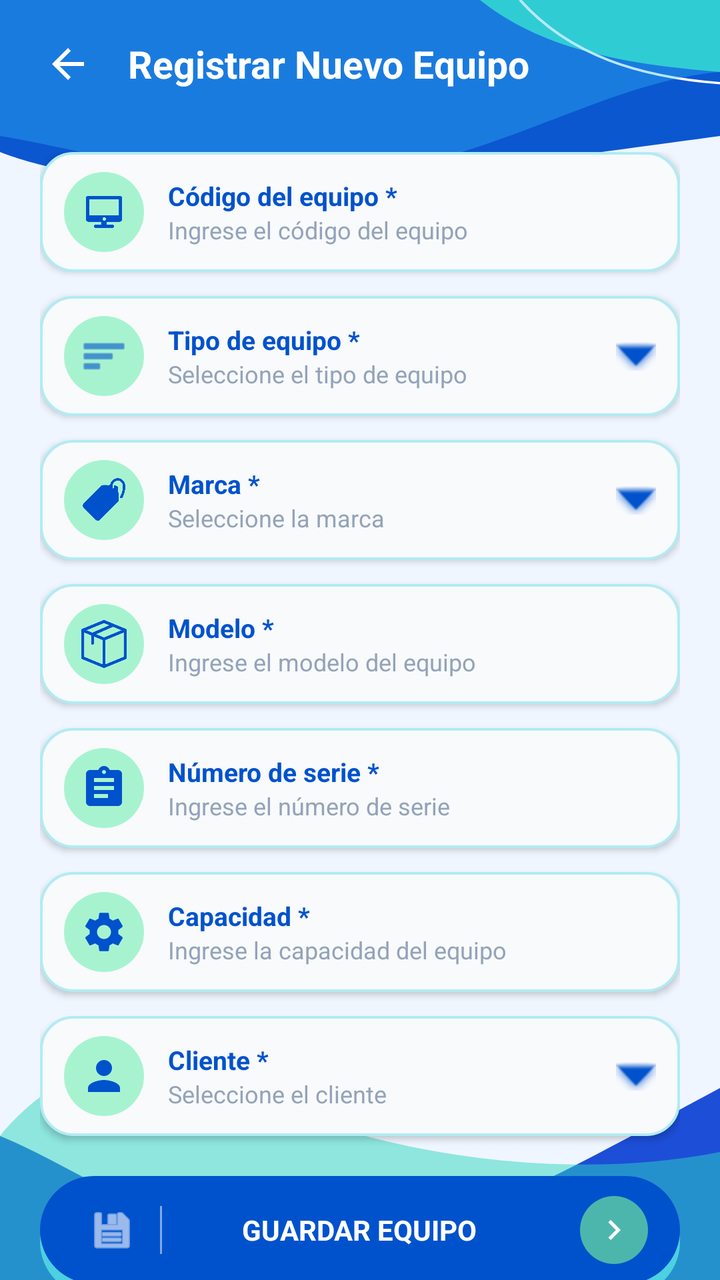
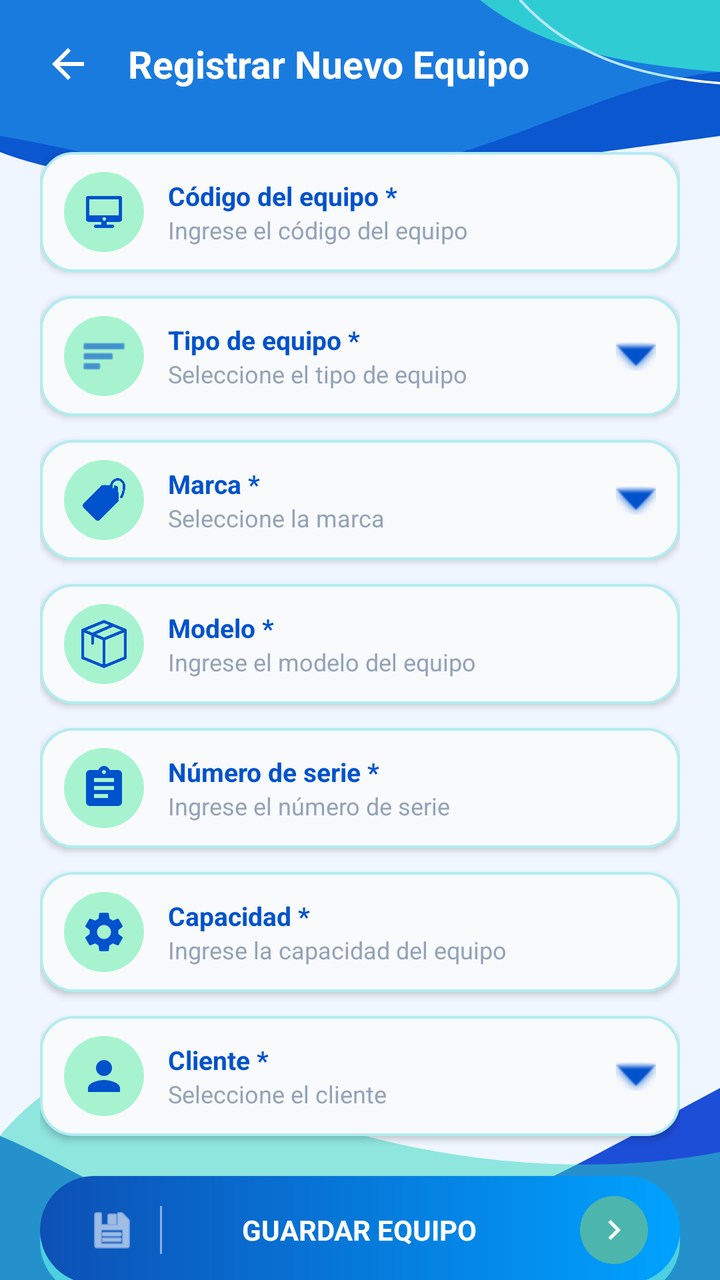

Screens rendered from an Android XML layout before and after an edit, with the pre-edit source and the edit as a unified diff.
<!-- AndroidManifest.xml: application theme Theme.ClimaTrack -->
<!-- res/layout/activity_formulario_equipo.xml -->
<?xml version="1.0" encoding="utf-8"?>
<androidx.constraintlayout.widget.ConstraintLayout xmlns:android="http://schemas.android.com/apk/res/android"
    xmlns:app="http://schemas.android.com/apk/res-auto"
    xmlns:tools="http://schemas.android.com/tools"
    android:layout_width="match_parent"
    android:layout_height="match_parent"
    android:background="@drawable/bg_detalle_orden">

    
    <RelativeLayout
        android:id="@+id/headerToolbar"
        android:layout_width="match_parent"
        android:layout_height="64dp"
        android:paddingHorizontal="16dp"
        app:layout_constraintTop_toTopOf="parent">

        <ImageButton
            android:id="@+id/btnVolver"
            android:layout_width="36dp"
            android:layout_height="36dp"
            android:layout_centerVertical="true"
            android:background="?attr/selectableItemBackgroundBorderless"
            android:contentDescription="Volver"
            android:src="@drawable/ic_arrow_back"
            app:tint="@android:color/white" />

        <TextView
            android:layout_width="wrap_content"
            android:layout_height="wrap_content"
            android:layout_centerVertical="true"
            android:layout_marginStart="12dp"
            android:layout_toEndOf="@id/btnVolver"
            android:text="Registrar Nuevo Equipo"
            android:textColor="@android:color/white"
            android:textSize="19sp"
            android:textStyle="bold" />

    </RelativeLayout>

    
    <androidx.core.widget.NestedScrollView
        android:layout_width="match_parent"
        android:layout_height="0dp"
        android:clipToPadding="false"
        android:paddingHorizontal="20dp"
        android:paddingTop="12dp"
        android:paddingBottom="24dp"
        app:layout_constraintBottom_toBottomOf="parent"
        app:layout_constraintTop_toBottomOf="@id/headerToolbar">

        <LinearLayout
            android:layout_width="match_parent"
            android:layout_height="wrap_content"
            android:orientation="vertical">

            
            <LinearLayout
                android:layout_width="match_parent"
                android:layout_height="60dp"
                android:layout_marginBottom="12dp"
                android:background="@drawable/bg_input_field"
                android:elevation="2dp"
                android:gravity="center_vertical"
                android:paddingHorizontal="12dp">

                <ImageView
                    android:layout_width="40dp"
                    android:layout_height="40dp"
                    android:background="@drawable/bg_icon_circle_mint"
                    android:padding="8dp"
                    android:src="@drawable/ic_compu"
                    app:tint="#0052CC" />

                <LinearLayout
                    android:layout_width="match_parent"
                    android:layout_height="wrap_content"
                    android:layout_marginStart="12dp"
                    android:orientation="vertical">

                    <TextView
                        android:layout_width="wrap_content"
                        android:layout_height="wrap_content"
                        android:text="Código del equipo *"
                        android:textColor="#0052CC"
                        android:textSize="13sp"
                        android:textStyle="bold" />

                    <EditText
                        android:id="@+id/etCodigoEquipo"
                        android:layout_width="match_parent"
                        android:layout_height="wrap_content"
                        android:background="@null"
                        android:hint="Ingrese el código del equipo"
                        android:inputType="text"
                        android:textColor="#1E293B"
                        android:textColorHint="#94A3B8"
                        android:textSize="12sp" />
                </LinearLayout>
            </LinearLayout>

            
            <LinearLayout
                android:id="@+id/containerTipoEquipo"
                android:layout_width="match_parent"
                android:layout_height="60dp"
                android:layout_marginBottom="12dp"
                android:background="@drawable/bg_input_field"
                android:elevation="2dp"
                android:gravity="center_vertical"
                android:paddingHorizontal="12dp">

                <ImageView
                    android:layout_width="40dp"
                    android:layout_height="40dp"
                    android:background="@drawable/bg_icon_circle_mint"
                    android:padding="8dp"
                    android:src="@android:drawable/ic_menu_sort_by_size"
                    app:tint="#0052CC" />

                <LinearLayout
                    android:layout_width="0dp"
                    android:layout_height="wrap_content"
                    android:layout_marginStart="12dp"
                    android:layout_weight="1"
                    android:orientation="vertical">

                    <TextView
                        android:layout_width="wrap_content"
                        android:layout_height="wrap_content"
                        android:text="Tipo de equipo *"
                        android:textColor="#0052CC"
                        android:textSize="13sp"
                        android:textStyle="bold" />

                    <AutoCompleteTextView
                        android:id="@+id/etTipoEquipo"
                        android:layout_width="match_parent"
                        android:layout_height="wrap_content"
                        android:background="@null"
                        android:hint="Seleccione el tipo de equipo"
                        android:textColor="#1E293B"
                        android:textColorHint="#94A3B8"
                        android:textSize="12sp" />
                </LinearLayout>

                <ImageView
                    android:layout_width="20dp"
                    android:layout_height="20dp"
                    android:src="@android:drawable/arrow_down_float"
                    app:tint="#0052CC" />
            </LinearLayout>

            
            <LinearLayout
                android:id="@+id/containerMarca"
                android:layout_width="match_parent"
                android:layout_height="60dp"
                android:layout_marginBottom="12dp"
                android:background="@drawable/bg_input_field"
                android:elevation="2dp"
                android:gravity="center_vertical"
                android:paddingHorizontal="12dp">

                <ImageView
                    android:layout_width="40dp"
                    android:layout_height="40dp"
                    android:background="@drawable/bg_icon_circle_mint"
                    android:padding="8dp"
                    android:src="@drawable/ic_etiqueta"
                    app:tint="#0052CC" />

                <LinearLayout
                    android:layout_width="0dp"
                    android:layout_height="wrap_content"
                    android:layout_marginStart="12dp"
                    android:layout_weight="1"
                    android:orientation="vertical">

                    <TextView
                        android:layout_width="wrap_content"
                        android:layout_height="wrap_content"
                        android:text="Marca *"
                        android:textColor="#0052CC"
                        android:textSize="13sp"
                        android:textStyle="bold" />

                    <AutoCompleteTextView
                        android:id="@+id/etMarca"
                        android:layout_width="match_parent"
                        android:layout_height="wrap_content"
                        android:background="@null"
                        android:hint="Seleccione la marca"
                        android:textColor="#1E293B"
                        android:textColorHint="#94A3B8"
                        android:textSize="12sp" />
                </LinearLayout>

                <ImageView
                    android:layout_width="20dp"
                    android:layout_height="20dp"
                    android:src="@android:drawable/arrow_down_float"
                    app:tint="#0052CC" />
            </LinearLayout>

            
            <LinearLayout
                android:layout_width="match_parent"
                android:layout_height="60dp"
                android:layout_marginBottom="12dp"
                android:background="@drawable/bg_input_field"
                android:elevation="2dp"
                android:gravity="center_vertical"
                android:paddingHorizontal="12dp">

                <ImageView
                    android:layout_width="40dp"
                    android:layout_height="40dp"
                    android:background="@drawable/bg_icon_circle_mint"
                    android:padding="8dp"
                    android:src="@drawable/ic_box"
                    app:tint="#0052CC" />

                <LinearLayout
                    android:layout_width="match_parent"
                    android:layout_height="wrap_content"
                    android:layout_marginStart="12dp"
                    android:orientation="vertical">

                    <TextView
                        android:layout_width="wrap_content"
                        android:layout_height="wrap_content"
                        android:text="Modelo *"
                        android:textColor="#0052CC"
                        android:textSize="13sp"
                        android:textStyle="bold" />

                    <EditText
                        android:id="@+id/etModelo"
                        android:layout_width="match_parent"
                        android:layout_height="wrap_content"
                        android:background="@null"
                        android:hint="Ingrese el modelo del equipo"
                        android:inputType="text"
                        android:textColor="#1E293B"
                        android:textColorHint="#94A3B8"
                        android:textSize="12sp" />
                </LinearLayout>
            </LinearLayout>

            
            <LinearLayout
                android:layout_width="match_parent"
                android:layout_height="60dp"
                android:layout_marginBottom="12dp"
                android:background="@drawable/bg_input_field"
                android:elevation="2dp"
                android:gravity="center_vertical"
                android:paddingHorizontal="12dp">

                <ImageView
                    android:layout_width="40dp"
                    android:layout_height="40dp"
                    android:background="@drawable/bg_icon_circle_mint"
                    android:padding="8dp"
                    android:src="@drawable/ic_ordenes"
                    app:tint="#0052CC" />

                <LinearLayout
                    android:layout_width="match_parent"
                    android:layout_height="wrap_content"
                    android:layout_marginStart="12dp"
                    android:orientation="vertical">

                    <TextView
                        android:layout_width="wrap_content"
                        android:layout_height="wrap_content"
                        android:text="Número de serie *"
                        android:textColor="#0052CC"
                        android:textSize="13sp"
                        android:textStyle="bold" />

                    <EditText
                        android:id="@+id/etNumeroSerie"
                        android:layout_width="match_parent"
                        android:layout_height="wrap_content"
                        android:background="@null"
                        android:hint="Ingrese el número de serie"
                        android:inputType="text"
                        android:textColor="#1E293B"
                        android:textColorHint="#94A3B8"
                        android:textSize="12sp" />
                </LinearLayout>
            </LinearLayout>

            
            <LinearLayout
                android:layout_width="match_parent"
                android:layout_height="60dp"
                android:layout_marginBottom="12dp"
                android:background="@drawable/bg_input_field"
                android:elevation="2dp"
                android:gravity="center_vertical"
                android:paddingHorizontal="12dp">

                <ImageView
                    android:layout_width="40dp"
                    android:layout_height="40dp"
                    android:background="@drawable/bg_icon_circle_mint"
                    android:padding="8dp"
                    android:src="@drawable/ic_gear"
                    app:tint="#0052CC" />

                <LinearLayout
                    android:layout_width="match_parent"
                    android:layout_height="wrap_content"
                    android:layout_marginStart="12dp"
                    android:orientation="vertical">

                    <TextView
                        android:layout_width="wrap_content"
                        android:layout_height="wrap_content"
                        android:text="Capacidad *"
                        android:textColor="#0052CC"
                        android:textSize="13sp"
                        android:textStyle="bold" />

                    <EditText
                        android:id="@+id/etCapacidad"
                        android:layout_width="match_parent"
                        android:layout_height="wrap_content"
                        android:background="@null"
                        android:hint="Ingrese la capacidad del equipo"
                        android:inputType="text"
                        android:textColor="#1E293B"
                        android:textColorHint="#94A3B8"
                        android:textSize="12sp" />
                </LinearLayout>
            </LinearLayout>

            
            <LinearLayout
                android:id="@+id/containerCliente"
                android:layout_width="match_parent"
                android:layout_height="60dp"
                android:layout_marginBottom="20dp"
                android:background="@drawable/bg_input_field"
                android:elevation="2dp"
                android:gravity="center_vertical"
                android:paddingHorizontal="12dp">

                <ImageView
                    android:layout_width="40dp"
                    android:layout_height="40dp"
                    android:background="@drawable/bg_icon_circle_mint"
                    android:padding="8dp"
                    android:src="@drawable/ic_person"
                    app:tint="#0052CC" />

                <LinearLayout
                    android:layout_width="0dp"
                    android:layout_height="wrap_content"
                    android:layout_marginStart="12dp"
                    android:layout_weight="1"
                    android:orientation="vertical">

                    <TextView
                        android:layout_width="wrap_content"
                        android:layout_height="wrap_content"
                        android:text="Cliente *"
                        android:textColor="#0052CC"
                        android:textSize="13sp"
                        android:textStyle="bold" />

                    <AutoCompleteTextView
                        android:id="@+id/etCliente"
                        android:layout_width="match_parent"
                        android:layout_height="wrap_content"
                        android:background="@null"
                        android:hint="Seleccione el cliente"
                        android:textColor="#1E293B"
                        android:textColorHint="#94A3B8"
                        android:textSize="12sp" />
                </LinearLayout>

                <ImageView
                    android:layout_width="20dp"
                    android:layout_height="20dp"
                    android:src="@android:drawable/arrow_down_float"
                    app:tint="#0052CC" />
            </LinearLayout>

            
            <FrameLayout
                android:layout_width="match_parent"
                android:layout_height="60dp"
                android:layout_marginBottom="16dp">

                <View
                    android:layout_width="match_parent"
                    android:layout_height="54dp"
                    android:layout_gravity="bottom"
                    android:background="@drawable/bg_button_bottom_mint" />

                <RelativeLayout
                    android:id="@+id/btnGuardarEquipo"
                    android:layout_width="match_parent"
                    android:layout_height="54dp"
                    android:layout_gravity="top"
                    android:background="@drawable/bg_button_top_blue"
                    android:clickable="true"
                    android:focusable="true"
                    android:paddingHorizontal="16dp">

                    <ImageView
                        android:id="@+id/ivIconoGuardar"
                        android:layout_width="24dp"
                        android:layout_height="24dp"
                        android:layout_centerVertical="true"
                        android:layout_marginStart="8dp"
                        android:src="@android:drawable/ic_menu_save"
                        app:tint="@android:color/white" />

                    <View
                        android:id="@+id/dividerIcono"
                        android:layout_width="1dp"
                        android:layout_height="24dp"
                        android:layout_centerVertical="true"
                        android:layout_marginStart="12dp"
                        android:layout_toEndOf="@id/ivIconoGuardar"
                        android:background="#80FFFFFF" />

                    <TextView
                        android:layout_width="wrap_content"
                        android:layout_height="wrap_content"
                        android:layout_centerInParent="true"
                        android:text="GUARDAR EQUIPO"
                        android:textColor="@android:color/white"
                        android:textSize="14sp"
                        android:textStyle="bold" />

                    <ImageView
                        android:layout_width="34dp"
                        android:layout_height="34dp"
                        android:layout_alignParentEnd="true"
                        android:layout_centerVertical="true"
                        android:background="@drawable/bg_circle_arrow"
                        android:padding="7dp"
                        android:src="@drawable/ic_chevron_right"
                        app:tint="@android:color/white" />

                </RelativeLayout>

            </FrameLayout>

        </LinearLayout>

    </androidx.core.widget.NestedScrollView>

</androidx.constraintlayout.widget.ConstraintLayout>
<!-- resources referenced by this layout -->
<resources>
  <!-- drawable bg_button_bottom_mint (drawable) -->
  <?xml version="1.0" encoding="utf-8"?>
  <shape xmlns:android="http://schemas.android.com/apk/res/android"
      android:shape="rectangle">
      <solid android:color="#4DD0E1" />
      <corners android:radius="30dp" />
  </shape>
  <!-- drawable bg_button_top_blue (drawable) -->
  <?xml version="1.0" encoding="utf-8"?>
  <ripple xmlns:android="http://schemas.android.com/apk/res/android"
      android:color="#1E40AF">
      <item>
          <shape android:shape="rectangle">
              <solid android:color="#0052CC" />
              <corners android:radius="30dp" />
          </shape>
      </item>
  </ripple>
  <!-- drawable bg_circle_arrow (drawable) -->
  <?xml version="1.0" encoding="utf-8"?>
  <shape xmlns:android="http://schemas.android.com/apk/res/android"
      android:shape="oval">
      <solid android:color="#4DB6AC" />
  </shape>
  <!-- drawable bg_icon_circle_mint (drawable) -->
  <?xml version="1.0" encoding="utf-8"?>
  <shape xmlns:android="http://schemas.android.com/apk/res/android"
      android:shape="oval">
      <solid android:color="#A7F3D0" />
  </shape>
  <!-- drawable bg_input_field (drawable) -->
  <?xml version="1.0" encoding="utf-8"?>
  <shape xmlns:android="http://schemas.android.com/apk/res/android"
      android:shape="rectangle">
      <solid android:color="#F8FAFC" />
      <corners android:radius="16dp" />
      <stroke
          android:width="1.2dp"
          android:color="#B2EBF2" />
  </shape>
  <!-- drawable ic_arrow_back (drawable) -->
  <vector xmlns:android="http://schemas.android.com/apk/res/android"
      android:width="24dp"
      android:height="24dp"
      android:viewportWidth="24"
      android:viewportHeight="24"
      android:tint="#FFFFFF">
    <path
        android:fillColor="@android:color/white"
        android:pathData="M20,11H7.83l5.59,-5.59L12,4l-8,8 8,8 1.41,-1.41L7.83,13H20v-2z"/>
  </vector>
  <!-- drawable ic_chevron_right (drawable) -->
  <vector xmlns:android="http://schemas.android.com/apk/res/android"
      android:width="24dp"
      android:height="24dp"
      android:viewportWidth="24"
      android:viewportHeight="24"
      android:tint="?attr/colorControlNormal">
      <path
          android:fillColor="#FF000000"
          android:pathData="M8.59,16.59 L13.17,12 L8.59,7.41 L10,6 L16,12 L10,18 Z" />
  </vector>
  <style name="Theme.ClimaTrack" parent="Base.Theme.ClimaTrack" />
  <color name="primary">#0D50B5</color>
  <color name="on_primary">#FFFFFF</color>
  <color name="primary_container">#D9EEFF</color>
  <color name="on_primary_container">#06366F</color>
  <color name="secondary">#68D0BC</color>
  <color name="on_secondary">#073A35</color>
  <color name="secondary_container">#D8F5EF</color>
  <color name="on_secondary_container">#12483F</color>
  <style name="Widget.App.BottomNavigationView" parent="Widget.Material3.BottomNavigationView">
          <item name="indicatorColor">#33FFFFFF</item>
          <item name="itemIconTint">@color/bottom_nav_colors_white</item>
          <item name="itemTextColor">@color/bottom_nav_colors_white</item>
          <item name="backgroundTint">#0D47A1</item>
      </style>
  <style name="ShapeAppearance.ClimaTrack.Small" parent="ShapeAppearance.Material3.SmallComponent">
          <item name="cornerSize">8dp</item>
      </style>
  <style name="ShapeAppearance.ClimaTrack.Medium" parent="ShapeAppearance.Material3.MediumComponent">
          <item name="cornerSize">16dp</item>
      </style>
  <style name="ShapeAppearance.ClimaTrack.Large" parent="ShapeAppearance.Material3.LargeComponent">
          <item name="cornerSize">28dp</item>
      </style>
  <!-- unchanged entries left out for length: 8 -->
</resources>

<!-- the commit's change to res/layout/activity_formulario_equipo.xml (unified diff, before → after) -->
@@ -406,7 +406,7 @@
                     android:layout_width="match_parent"
                     android:layout_height="54dp"
                     android:layout_gravity="top"
-                    android:background="@drawable/bg_button_top_blue"
+                    android:background="@drawable/btn_gradient"
                     android:clickable="true"
                     android:focusable="true"
                     android:paddingHorizontal="16dp">
<!-- resource entries referenced after the edit -->
@@ -7,17 +7,6 @@
       <solid android:color="#4DD0E1" />
       <corners android:radius="30dp" />
   </shape>
-  <!-- drawable bg_button_top_blue (drawable) -->
-  <?xml version="1.0" encoding="utf-8"?>
-  <ripple xmlns:android="http://schemas.android.com/apk/res/android"
-      android:color="#1E40AF">
-      <item>
-          <shape android:shape="rectangle">
-              <solid android:color="#0052CC" />
-              <corners android:radius="30dp" />
-          </shape>
-      </item>
-  </ripple>
   <!-- drawable bg_circle_arrow (drawable) -->
   <?xml version="1.0" encoding="utf-8"?>
   <shape xmlns:android="http://schemas.android.com/apk/res/android"
@@ -39,6 +28,17 @@
       <stroke
           android:width="1.2dp"
           android:color="#B2EBF2" />
+  </shape>
+  <!-- drawable btn_gradient (drawable) -->
+  <?xml version="1.0" encoding="utf-8"?>
+  <shape xmlns:android="http://schemas.android.com/apk/res/android"
+      android:shape="rectangle">
+      <gradient
+          android:angle="0"
+          android:endColor="#00A2FF"
+          android:startColor="#0D50B5"
+          android:type="linear" />
+      <corners android:radius="28dp" />
   </shape>
   <!-- drawable ic_arrow_back (drawable) -->
   <vector xmlns:android="http://schemas.android.com/apk/res/android"
